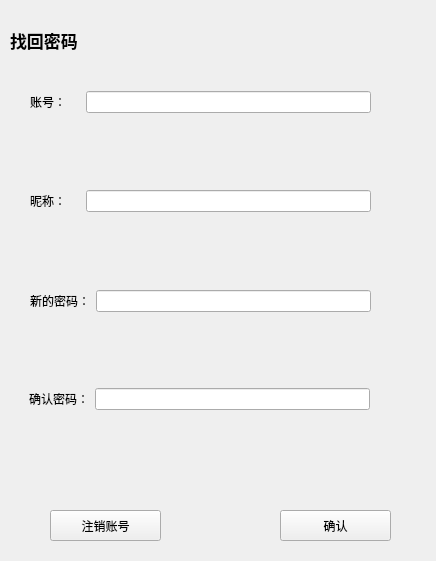
jasminelee162/Qt-CSU--chatRoom, file findpwd.ui: the form before one commit.
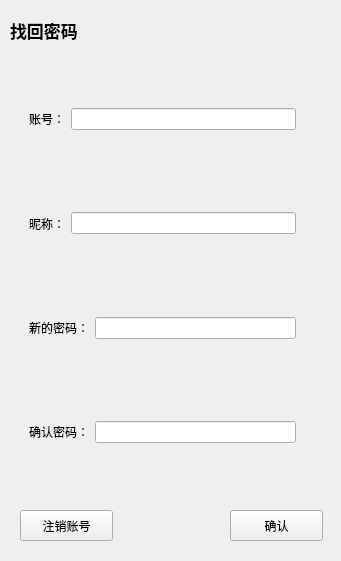
The form after the commit. Icons and pictures are not drawn.

```diff
--- a/findpwd.ui
+++ b/findpwd.ui
@@ -6,16 +6,10 @@
    <rect>
     <x>0</x>
     <y>0</y>
-    <width>436</width>
+    <width>341</width>
     <height>561</height>
    </rect>
   </property>
-  <property name="minimumSize">
-   <size>
-    <width>400</width>
-    <height>0</height>
-   </size>
-  </property>
   <property name="windowTitle">
    <string>Form</string>
   </property>
@@ -27,7 +21,7 @@
     <rect>
      <x>0</x>
      <y>0</y>
-     <width>441</width>
+     <width>341</width>
      <height>561</height>
     </rect>
    </property>
@@ -35,28 +29,19 @@
     <property name="geometry">
      <rect>
       <x>20</x>
-      <y>50</y>
-      <width>381</width>
-      <height>431</height>
+      <y>70</y>
+      <width>285</width>
+      <height>411</height>
      </rect>
     </property>
     <layout class="QVBoxLayout" name="verticalLayout">
      <item>
       <widget class="QWidget" name="widget" native="true">
-       <widget class="QWidget" name="layoutWidget">
-        <property name="geometry">
-         <rect>
-          <x>10</x>
-          <y>40</y>
-          <width>341</width>
-          <height>24</height>
-         </rect>
-        </property>
         <layout class="QHBoxLayout" name="horizontalLayout">
          <item>
           <widget class="QLabel" name="label">
            <property name="text">
-            <string>账号：    </string>
+           <string>账号：</string>
            </property>
           </widget>
          </item>
@@ -65,24 +50,14 @@
          </item>
         </layout>
        </widget>
-      </widget>
      </item>
      <item>
       <widget class="QWidget" name="widget_2" native="true">
-       <widget class="QWidget" name="layoutWidget">
-        <property name="geometry">
-         <rect>
-          <x>10</x>
-          <y>30</y>
-          <width>341</width>
-          <height>24</height>
-         </rect>
-        </property>
         <layout class="QHBoxLayout" name="horizontalLayout_2">
          <item>
           <widget class="QLabel" name="label_2">
            <property name="text">
-            <string>昵称：    </string>
+           <string>昵称：</string>
            </property>
           </widget>
          </item>
@@ -91,19 +66,9 @@
          </item>
         </layout>
        </widget>
-      </widget>
      </item>
      <item>
       <widget class="QWidget" name="widget_4" native="true">
-       <widget class="QWidget" name="layoutWidget">
-        <property name="geometry">
-         <rect>
-          <x>10</x>
-          <y>20</y>
-          <width>341</width>
-          <height>24</height>
-         </rect>
-        </property>
         <layout class="QHBoxLayout" name="horizontalLayout_3">
          <item>
           <widget class="QLabel" name="label_3">
@@ -117,19 +82,9 @@
          </item>
         </layout>
        </widget>
-      </widget>
      </item>
      <item>
       <widget class="QWidget" name="widget_5" native="true">
-       <widget class="QWidget" name="layoutWidget">
-        <property name="geometry">
-         <rect>
-          <x>9</x>
-          <y>9</y>
-          <width>341</width>
-          <height>24</height>
-         </rect>
-        </property>
         <layout class="QHBoxLayout" name="horizontalLayout_4">
          <item>
           <widget class="QLabel" name="label_4">
@@ -143,7 +98,6 @@
          </item>
         </layout>
        </widget>
-      </widget>
      </item>
     </layout>
    </widget>
@@ -151,9 +105,9 @@
     <property name="geometry">
      <rect>
       <x>10</x>
-      <y>20</y>
-      <width>141</width>
-      <height>41</height>
+      <y>0</y>
+      <width>111</width>
+      <height>61</height>
      </rect>
     </property>
     <property name="font">
@@ -170,9 +124,9 @@
    <widget class="QPushButton" name="deleteBtn">
     <property name="geometry">
      <rect>
-      <x>50</x>
+      <x>20</x>
       <y>510</y>
-      <width>111</width>
+      <width>93</width>
       <height>31</height>
      </rect>
     </property>
@@ -183,9 +137,9 @@
    <widget class="QPushButton" name="okBtn">
     <property name="geometry">
      <rect>
-      <x>280</x>
+      <x>230</x>
       <y>510</y>
-      <width>111</width>
+      <width>93</width>
       <height>31</height>
      </rect>
     </property>
```
Lines whose indentation alone changed are shown as unchanged.
